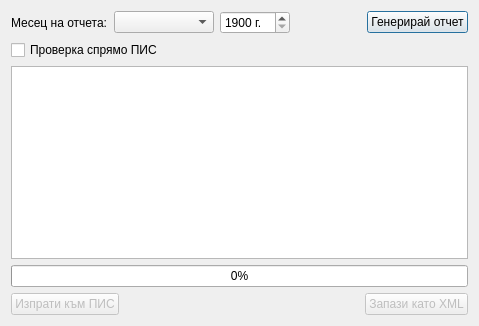
thefinalcutbg/DinoDent, file src/View/ReportDialog/ReportDialog.ui: the form before one commit.
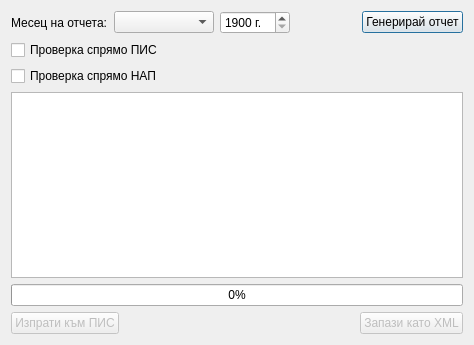
The form after the commit.

Diff of the .ui file:
```diff
--- a/src/View/ReportDialog/ReportDialog.ui
+++ b/src/View/ReportDialog/ReportDialog.ui
@@ -6,14 +6,14 @@
    <rect>
     <x>0</x>
     <y>0</y>
-    <width>479</width>
-    <height>326</height>
+    <width>474</width>
+    <height>345</height>
    </rect>
   </property>
   <property name="windowTitle">
    <string>ReportDialog</string>
   </property>
-  <layout class="QVBoxLayout" name="verticalLayout">
+  <layout class="QVBoxLayout" name="verticalLayout_2">
    <item>
     <layout class="QHBoxLayout" name="horizontalLayout">
      <item>
@@ -81,11 +81,22 @@
     </layout>
    </item>
    <item>
-    <widget class="QCheckBox" name="checkBox">
+    <layout class="QVBoxLayout" name="verticalLayout">
+     <item>
+      <widget class="QCheckBox" name="pisCheck">
      <property name="text">
       <string>Проверка спрямо ПИС</string>
      </property>
     </widget>
+     </item>
+     <item>
+      <widget class="QCheckBox" name="nraCheck">
+       <property name="text">
+        <string>Проверка спрямо НАП</string>
+       </property>
+      </widget>
+     </item>
+    </layout>
    </item>
    <item>
     <widget class="QTextEdit" name="textEdit">
```
Lines whose indentation alone changed are shown as unchanged.
